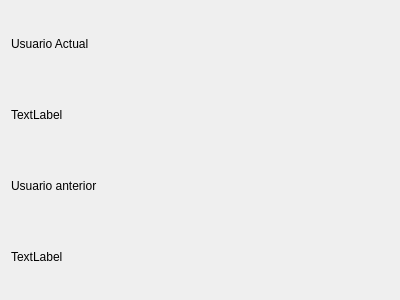
Francoborsotti/POO, file Ejercicio_15/ventana2.ui: the form before one commit.
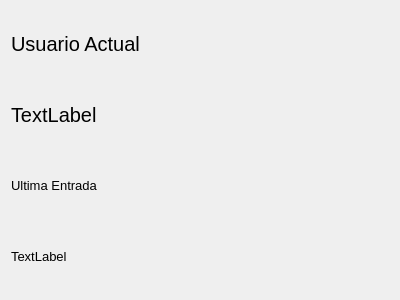
The form after the commit.

```diff
--- a/Ejercicio_15/ventana2.ui
+++ b/Ejercicio_15/ventana2.ui
@@ -16,6 +16,11 @@
   <layout class="QGridLayout" name="gridLayout">
    <item row="0" column="0">
     <widget class="QLabel" name="label">
+     <property name="font">
+      <font>
+       <pointsize>15</pointsize>
+      </font>
+     </property>
      <property name="text">
       <string>Usuario Actual</string>
      </property>
@@ -23,6 +28,11 @@
    </item>
    <item row="1" column="0">
     <widget class="QLabel" name="lUsuarioActual">
+     <property name="font">
+      <font>
+       <pointsize>15</pointsize>
+      </font>
+     </property>
      <property name="text">
       <string>TextLabel</string>
      </property>
@@ -30,13 +40,32 @@
    </item>
    <item row="2" column="0">
     <widget class="QLabel" name="label_3">
+     <property name="sizePolicy">
+      <sizepolicy hsizetype="Preferred" vsizetype="Preferred">
+       <horstretch>0</horstretch>
+       <verstretch>0</verstretch>
+      </sizepolicy>
+     </property>
+     <property name="font">
+      <font>
+       <pointsize>10</pointsize>
+      </font>
+     </property>
      <property name="text">
-      <string>Usuario anterior</string>
+      <string>Ultima Entrada</string>
+     </property>
+     <property name="textFormat">
+      <enum>Qt::TextFormat::PlainText</enum>
      </property>
     </widget>
    </item>
    <item row="3" column="0">
     <widget class="QLabel" name="lUsuarioAnterior">
+     <property name="font">
+      <font>
+       <pointsize>10</pointsize>
+      </font>
+     </property>
      <property name="text">
       <string>TextLabel</string>
      </property>
```
